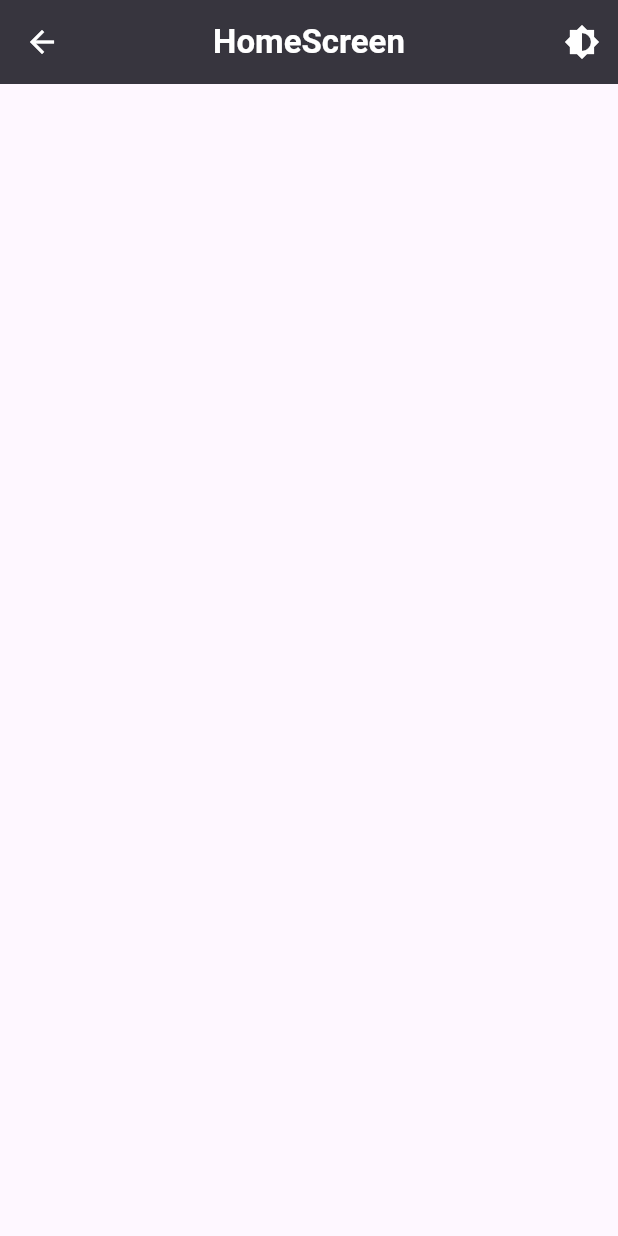
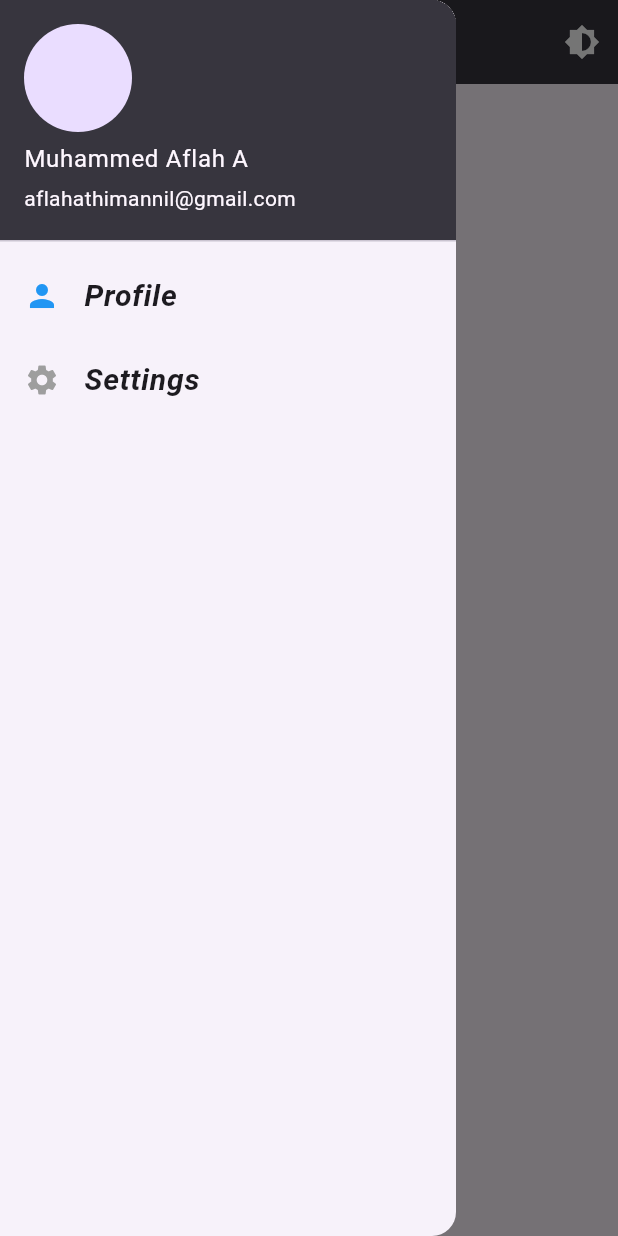
Before and after one commit to Muhammed-Aflah-A/the_application, a Flutter app: the HomeScreen screen opened by its route, with the side drawer open (before the commit the screen has no drawer), on a phone screen of 412 x 824 dp. Run offline on Flutter 3.47's test engine with Material 3 defaults, Android fonts, the phone set to English and light mode, and no system bars.

Commit message:
added drawer in home and profile and settings page created

```diff
--- a/lib/main.dart
+++ b/lib/main.dart
@@ -5,7 +5,9 @@ import 'package:the_app/notifier/register_provider.dart';
 import 'package:the_app/notifier/theme_provider.dart';
 import 'package:the_app/view/home_screen.dart';
 import 'package:the_app/view/login_screen.dart';
+import 'package:the_app/view/profile.dart';
 import 'package:the_app/view/register_screen.dart';
+import 'package:the_app/view/settings.dart';
 import 'package:the_app/view/welcome_screen.dart';
 
 void main() async {
@@ -42,6 +44,8 @@ class _MyAppState extends State<MyApp> {
         "login_screen": (context) => LoginScreen(),
         "register_screen": (context) => RegisterScreen(),
         "home_screen": (context) => HomeScreen(),
+        "profile": (context) => Profile(),
+        "settings": (context) => Settings(),
       },
     );
   }
--- a/lib/utils/colours.dart
+++ b/lib/utils/colours.dart
@@ -11,13 +11,15 @@ class AppColor {
   static const progressIndicator = Colors.white;
   static const loginText = Colors.white;
   static const textFeildColor = Colors.white;
-  static const textFeildHint = Colors.grey;
+  static const textFeildHint = Colors.black;
   static const visibilityButton = Colors.grey;
   static const textFeildBorder = Colors.black;
   static const registerText = Colors.white;
   static const personIcon = Colors.blue;
   static const mailIcon = Colors.red;
   static const lockIcon = Colors.pink;
-  static const appbarHome = Color(0xFF37353E);
-  static const appbarHomeText = Colors.white;
+  static const homeAppbar = Color(0xFF37353E);
+  static const homeAppbarText = Colors.white;
+  static const accountHeader = Color(0xFF37353E);
+  static const settingsIcon = Colors.grey;
 }
--- a/lib/view/home_screen.dart
+++ b/lib/view/home_screen.dart
@@ -21,8 +21,8 @@ class _HomeScreenState extends State<HomeScreen> {
           style: TextStyle(fontWeight: FontWeight.bold),
         ),
         centerTitle: true,
-        backgroundColor: AppColor.appbarHome,
-        foregroundColor: AppColor.appbarHomeText,
+        backgroundColor: AppColor.homeAppbar,
+        foregroundColor: AppColor.homeAppbarText,
         actions: [
           IconButton(
             onPressed: () {
@@ -32,6 +32,46 @@ class _HomeScreenState extends State<HomeScreen> {
           ),
         ],
       ),
+      drawer: Drawer(
+        child: ListView(
+          children: [
+            UserAccountsDrawerHeader(
+              decoration: BoxDecoration(color: AppColor.accountHeader),
+              accountName: Text("Muhammed Aflah A"),
+              accountEmail: Text("aflahathimannil@gmail.com"),
+              currentAccountPicture: CircleAvatar(),
+            ),
+            ListTile(
+              leading: Icon(Icons.person, color: AppColor.personIcon),
+              title: Text(
+                "Profile",
+                style: TextStyle(
+                  fontSize: 20,
+                  fontWeight: FontWeight.bold,
+                  fontStyle: FontStyle.italic,
+                ),
+              ),
+              onTap: () {
+                Navigator.pushNamed(context, "profile");
+              },
+            ),
+            ListTile(
+              leading: Icon(Icons.settings, color: AppColor.settingsIcon),
+              title: Text(
+                "Settings",
+                style: TextStyle(
+                  fontSize: 20,
+                  fontWeight: FontWeight.bold,
+                  fontStyle: FontStyle.italic,
+                ),
+              ),
+              onTap: () {
+                Navigator.pushNamed(context, "settings");
+              },
+            ),
+          ],
+        ),
+      ),
     );
   }
 }
--- /dev/null
+++ b/lib/view/profile.dart
@@ -0,0 +1,15 @@
+import 'package:flutter/material.dart';
+
+class Profile extends StatefulWidget {
+  const Profile({super.key});
+
+  @override
+  State<Profile> createState() => _ProfileState();
+}
+
+class _ProfileState extends State<Profile> {
+  @override
+  Widget build(BuildContext context) {
+    return const Scaffold();
+  }
+}
--- /dev/null
+++ b/lib/view/settings.dart
@@ -0,0 +1,15 @@
+import 'package:flutter/material.dart';
+
+class Settings extends StatefulWidget {
+  const Settings({super.key});
+
+  @override
+  State<Settings> createState() => _SettingsState();
+}
+
+class _SettingsState extends State<Settings> {
+  @override
+  Widget build(BuildContext context) {
+    return const Scaffold();
+  }
+}
```
